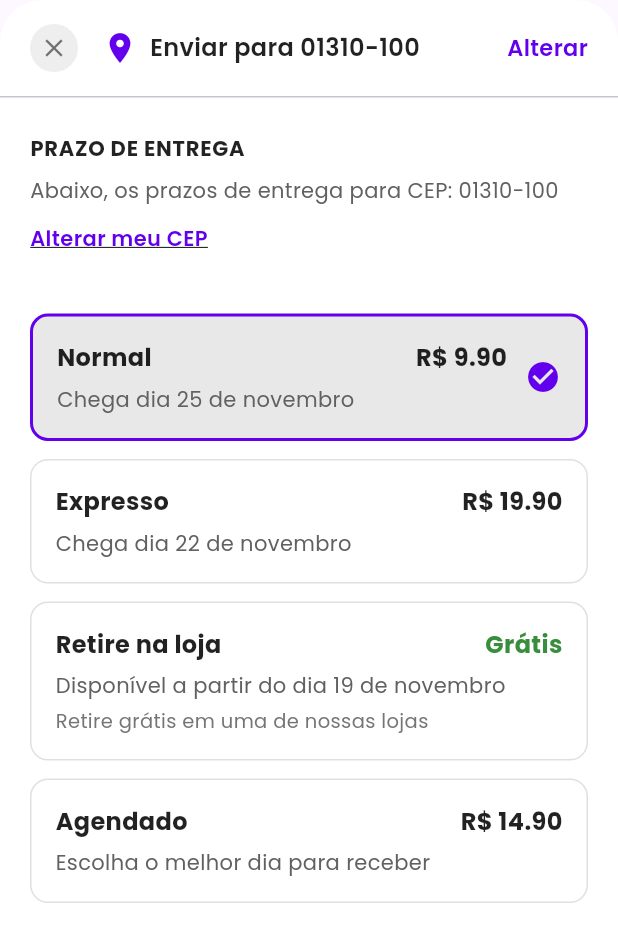
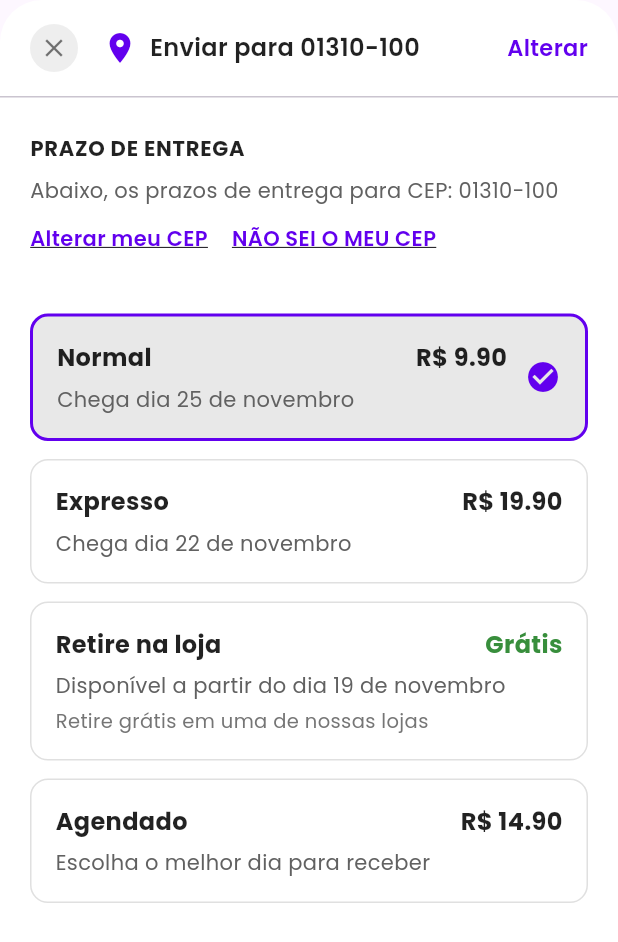
Before and after one commit to italoandres/eshop-admin-panel-updated, a Flutter app: the ShippingOptionsModal widget shown alone on an empty page, opened directly, on a phone screen of 412 x 824 dp. Shown: the top 942 px of the screen. Run offline on Flutter 3.47's test engine with Material 3 defaults, Android fonts, the phone set to English and light mode, and no system bars; our stand-ins replace cached_network_image, carousel_slider, dio, flutter_riverpod, flutter_secure_storage, freezed_annotation and 6 more; accounts and stored records are empty.

Commit message:
feat: adicionar link 'NÃO SEI O MEU CEP' no modal de frete
Adicionado link para busca de CEP dos Correios:
- Link 'NÃO SEI O MEU CEP' ao lado de 'Alterar meu CEP'
- Abre https://buscacepinter.correios.com.br/app/endereco/index.php
- Usa url_launcher para abrir em navegador externo
- Tratamento de erro caso link não possa ser aberto

Dependências:
- Adicionado url_launcher ^6.2.4 ao pubspec.yaml

```diff
--- a/lib/features/shipping/presentation/widgets/shipping_options_modal.dart
+++ b/lib/features/shipping/presentation/widgets/shipping_options_modal.dart
@@ -1,5 +1,6 @@
 import 'package:flutter/material.dart';
 import 'package:flutter/services.dart';
+import 'package:url_launcher/url_launcher.dart';
 import '../../models/shipping_option.dart';
 
 class ShippingOptionsModal extends StatefulWidget {
@@ -197,6 +198,8 @@ class _ShippingOptionsModalState extends State<ShippingOptionsModal> {
             ),
           ),
           const SizedBox(height: 12),
+          Row(
+            children: [
               GestureDetector(
                 onTap: () {
                   setState(() {
@@ -213,6 +216,32 @@ class _ShippingOptionsModalState extends State<ShippingOptionsModal> {
                     decoration: TextDecoration.underline,
                   ),
                 ),
+              ),
+              const SizedBox(width: 16),
+              GestureDetector(
+                onTap: () async {
+                  final url = Uri.parse('https://buscacepinter.correios.com.br/app/endereco/index.php');
+                  if (await canLaunchUrl(url)) {
+                    await launchUrl(url, mode: LaunchMode.externalApplication);
+                  } else {
+                    if (context.mounted) {
+                      ScaffoldMessenger.of(context).showSnackBar(
+                        const SnackBar(content: Text('Não foi possível abrir o link')),
+                      );
+                    }
+                  }
+                },
+                child: const Text(
+                  'NÃO SEI O MEU CEP',
+                  style: TextStyle(
+                    fontSize: 14,
+                    fontWeight: FontWeight.w600,
+                    color: Color(0xFF6200EE),
+                    decoration: TextDecoration.underline,
+                  ),
+                ),
+              ),
+            ],
           ),
         ],
       ),
--- a/pubspec.yaml
+++ b/pubspec.yaml
@@ -39,6 +39,7 @@ dependencies:
   # Utils
   intl: ^0.19.0
   logger: ^2.0.2+1
+  url_launcher: ^6.2.4
 
 dev_dependencies:
   flutter_test:
```
Lines whose indentation alone changed are shown as unchanged.
